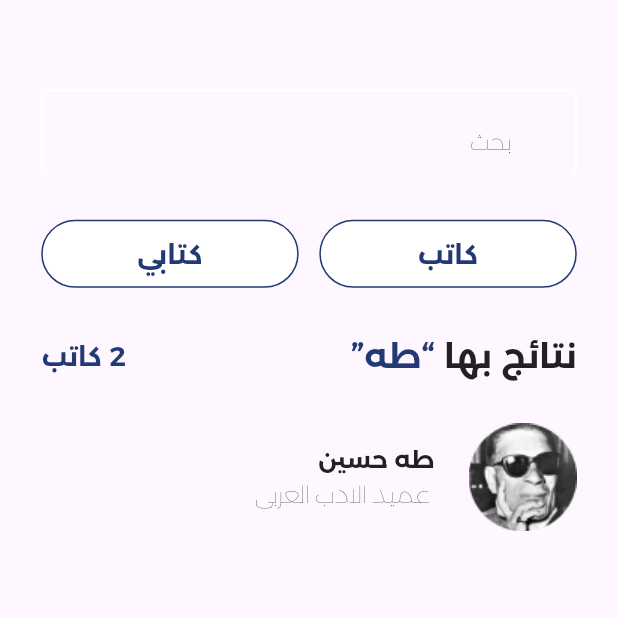
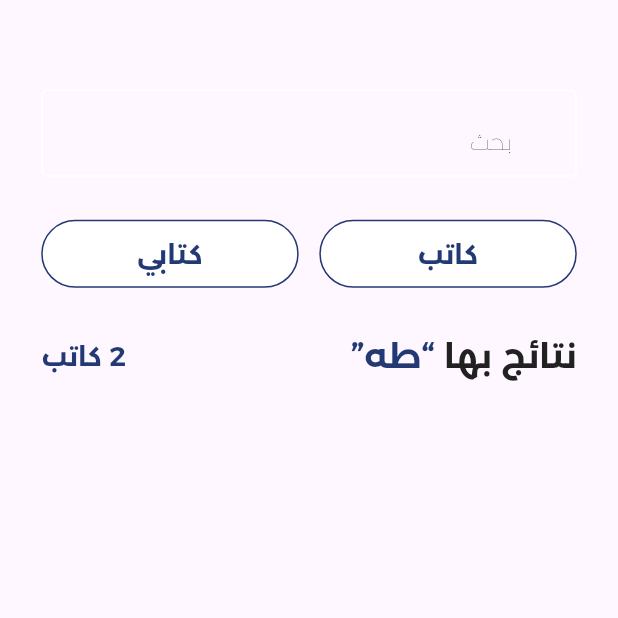
Before and after one commit to HadyKhater/iqraa_app, a Flutter app: the ResearchView screen opened directly, on a phone screen of 412 x 824 dp, the top half of it. Run offline on Flutter 3.47's test engine with Material 3 defaults, Android fonts, the phone set to English and light mode, and no system bars; our stand-ins replace bloc, flutter_bloc, flutter_screenutil, flutter_svg, image_picker, numberpicker and 1 more; project files that could hold a hidden picture were left out.

```diff
--- /dev/null
+++ b/lib/Widget/custom_body_research.dart
@@ -0,0 +1,77 @@
+import 'package:flutter/material.dart';
+import 'package:flutter_screenutil/flutter_screenutil.dart';
+import 'package:iqraa_app/const/const.dart';
+
+import 'custom_Text.dart';
+import 'custom_categories_home.dart';
+import 'custom_text_filed_search.dart';
+
+class CustomBodyResearch extends StatelessWidget {
+  const CustomBodyResearch({super.key});
+
+  @override
+  Widget build(BuildContext context) {
+    return Column(
+            crossAxisAlignment: CrossAxisAlignment.start,
+            children: [
+              SizedBox(
+                height: 50.0.h,
+              ),
+              CustomTextFiledSearch(
+                hintText: 'بحث',
+                onChanged: (value) {
+                  print('Search query:$value');
+                },
+              ),
+              SizedBox(
+                height: 24.0.h,
+              ),
+              Row(
+                children: [
+                  CustomCategoriesItem(
+                    text: 'كاتب',
+                    width: 150.0.w,
+                  ),
+                  SizedBox(
+                    width: 12.0.w,
+                  ),
+                  CustomCategoriesItem(
+                    text: 'كتابي',
+                    width: 150.0.w,
+                  ),
+                ],
+              ),
+              SizedBox(
+                height: 24.0.h,
+              ),
+              Row(
+                children: [
+                  CustomText(
+                      title: 'نتائج بها',
+                      fontSize: 20.0.sp,
+                      fontWeight: FontWeight.w700,
+                      colorText: kSecondColor),
+                  SizedBox(
+                    width: 5.0.w,
+                  ),
+                  CustomText(
+                      title: '“طه”',
+                      fontSize: 20.0.sp,
+                      fontWeight: FontWeight.w700,
+                      colorText: kPrimaryColor),
+                  Spacer(),
+                  CustomText(
+                      title: '2 كاتب',
+                      fontSize: 16.0.sp,
+                      fontWeight: FontWeight.w700,
+                      colorText: kPrimaryColor),
+                ],
+              ),
+              SizedBox(
+                height: 24.0.h,
+              ),
+
+            ],
+          );
+  }
+}
--- a/lib/Widget/custom_row_all.dart
+++ b/lib/Widget/custom_row_all.dart
@@ -5,16 +5,17 @@ import 'package:iqraa_app/const/const.dart';
 import 'custom_Text.dart';
 
 class RowAll extends StatelessWidget {
-  const RowAll({super.key, required this.title, required this.all, this.onTap});
+  const RowAll({super.key, required this.title, required this.all, this.onTap, this.fontSize});
   final String title, all;
   final void Function()? onTap;
+  final double? fontSize;
   @override
   Widget build(BuildContext context) {
     return Row(
       children: [
         CustomText(
             title: title,
-            fontSize: 20.0.sp,
+            fontSize:fontSize ??20.0.sp,
             fontWeight: FontWeight.w700,
             colorText: kSecondColor),
         Spacer(),
--- a/lib/views/researchView/research_view.dart
+++ b/lib/views/researchView/research_view.dart
@@ -3,6 +3,7 @@ import 'package:flutter/material.dart';
 import 'package:flutter/widgets.dart';
 import 'package:flutter_screenutil/flutter_screenutil.dart';
 import 'package:iqraa_app/Widget/custom_Text.dart';
+import 'package:iqraa_app/Widget/custom_body_research.dart';
 import 'package:iqraa_app/Widget/custom_categories_home.dart';
 import 'package:iqraa_app/Widget/custom_text_filed_search.dart';
 import 'package:iqraa_app/Widget/custom_text_form_filed.dart';
@@ -17,92 +18,8 @@ class ResearchView extends StatelessWidget {
       body: Directionality(
         textDirection: TextDirection.rtl,
         child: Padding(
-          padding: EdgeInsets.symmetric(horizontal: 24.0.w),
-          child: Column(
-            crossAxisAlignment: CrossAxisAlignment.start,
-            children: [
-              SizedBox(
-                height: 50.0.h,
-              ),
-              CustomTextFiledSearch(
-                hintText: 'بحث',
-                onChanged: (value) {
-                  print('Search query:$value');
-                },
-              ),
-              SizedBox(
-                height: 24.0.h,
-              ),
-              Row(
-                children: [
-                  CustomCategoriesItem(
-                    text: 'كاتب',
-                    width: 150.0.w,
-                  ),
-                  SizedBox(
-                    width: 12.0.w,
-                  ),
-                  CustomCategoriesItem(
-                    text: 'كتابي',
-                    width: 150.0.w,
-                  ),
-                ],
-              ),
-              SizedBox(
-                height: 24.0.h,
-              ),
-              Row(
-                children: [
-                  CustomText(
-                      title: 'نتائج بها',
-                      fontSize: 20.0.sp,
-                      fontWeight: FontWeight.w700,
-                      colorText: kSecondColor),
-                  SizedBox(
-                    width: 5.0.w,
-                  ),
-                  CustomText(
-                      title: '“طه”',
-                      fontSize: 20.0.sp,
-                      fontWeight: FontWeight.w700,
-                      colorText: kPrimaryColor),
-                  Spacer(),
-                  CustomText(
-                      title: '2 كاتب',
-                      fontSize: 16.0.sp,
-                      fontWeight: FontWeight.w700,
-                      colorText: kPrimaryColor),
-                ],
-              ),
-              SizedBox(
-                height: 24.0.h,
-              ),
-              Row(
-                children: [
-                  Image.asset('asstes/images/Ellipse.png'),
-                  SizedBox(
-                    width: 20.0.w,
-                  ),
-                  Column(
-                    crossAxisAlignment: CrossAxisAlignment.start,
-                    children: [
-                      CustomText(
-                          title: 'طه حسين',
-                          fontSize: 14.0.sp,
-                          fontWeight: FontWeight.w600,
-                          colorText: kSecondColor),
-                      CustomText(
-                          title: ' عميد الادب العربى',
-                          fontSize: 14.0.sp,
-                          fontWeight: FontWeight.w500,
-                          colorText: Color(0xff616161))
-                    ],
-                  )
-                ],
-              ),
-            ],
-          ),
-        ),
+            padding: EdgeInsets.symmetric(horizontal: 24.0.w),
+            child: const CustomBodyResearch()),
       ),
     );
   }
```
Also changed, not shown: lib/Widget/about_the_writer.dart (added, +49 -0 lines), lib/Widget/custom_app_bar_details.dart (added, +72 -0 lines), lib/Widget/custom_body_home.dart (+7 -1 lines), lib/Widget/custom_contaner_my_diary.dart (added, +27 -0 lines), lib/Widget/custom_details.dart (+8 -18 lines), lib/Widget/custom_for_parts.dart (added, +32 -0 lines), lib/Widget/custom_item_for_parts.dart (added, +43 -0 lines), lib/Widget/custom_item_text_image.dart (added, +35 -0 lines), lib/Widget/custom_select_table_item.dart (added, +49 -0 lines), lib/views/details_view/details_view.dart (added, +114 -0 lines), asstes/icons/share 1.svg (added), asstes/images/Rectangle 1 (1).png (added), asstes/images/Rectangle 1.svg (added), asstes/images/Rectangle 827 (1).svg (added), 2 more files.
